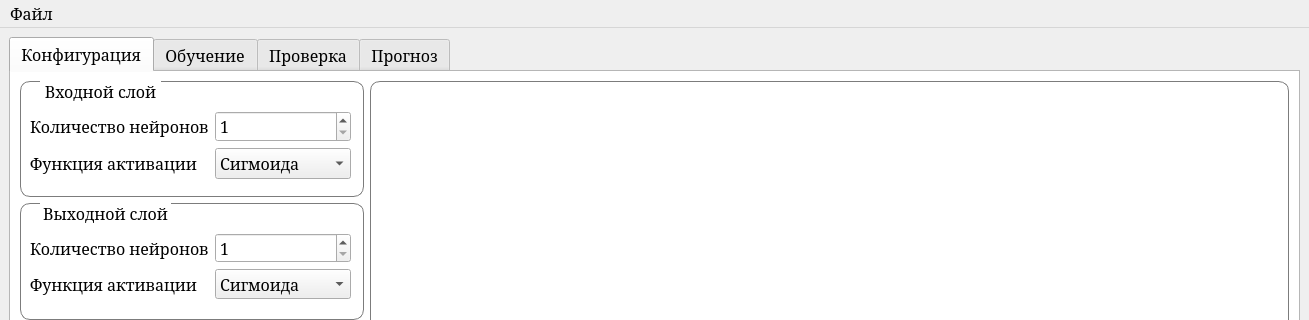
First picture: the form in mainwindow.ui, repository EvilCommunist/Neuro-Simulator, before the edit; both pictures show x 0 to 1309 and y 0 to 320 of the 1309 by 665 pixel window.
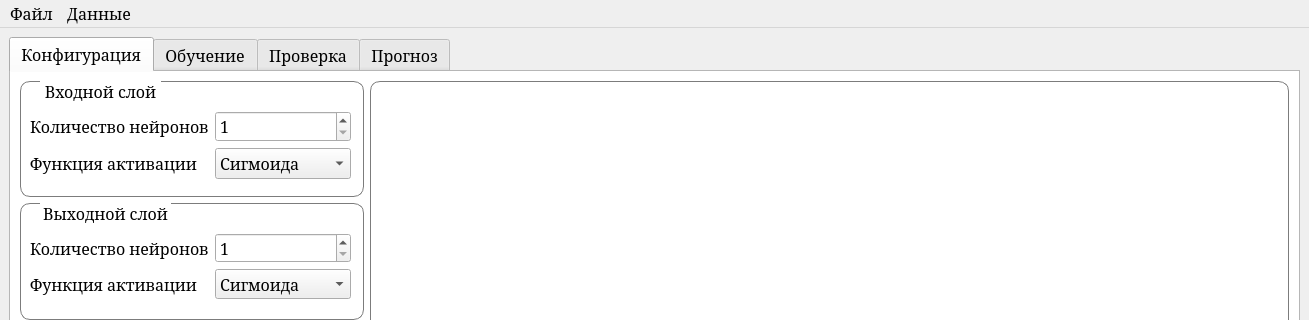
Second picture: the form after the edit.

```diff
--- a/mainwindow.ui
+++ b/mainwindow.ui
@@ -788,7 +788,18 @@
     <addaction name="separator"/>
     <addaction name="actionExit"/>
    </widget>
+   <widget class="QMenu" name="menu">
+    <property name="title">
+     <string>Данные</string>
+    </property>
+    <addaction name="loadLearnData"/>
+    <addaction name="saveLearnData"/>
+    <addaction name="separator"/>
+    <addaction name="loadPrognosisData"/>
+    <addaction name="savePrognosisData"/>
+   </widget>
    <addaction name="menuFile"/>
+   <addaction name="menu"/>
   </widget>
   <widget class="QStatusBar" name="statusbar"/>
   <action name="actionSave_current_neuro_network_as">
```
Left out of the diff: 26 changed lines with no effect on the pictures.
